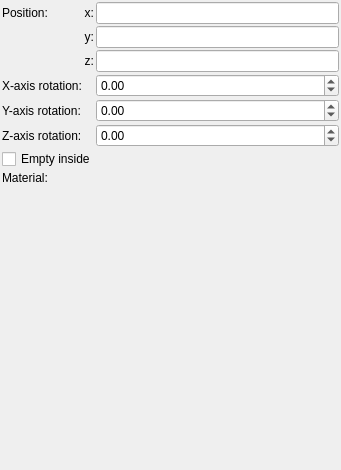
Old version of the form mandelbulber2/formula/ui/primitive_plane.ui in the repository buddhi1980/mandelbulber2.
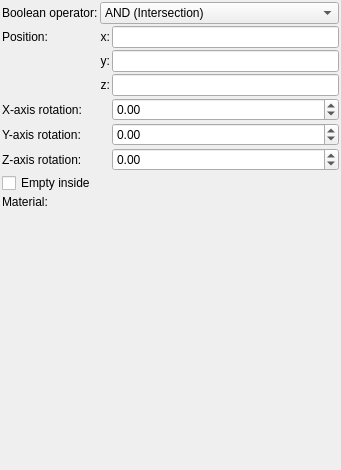
New version of the form. Custom widgets are drawn as their Qt base class.

Commit message: Added boolean operators for primitive objects TODO: OpenCL code for operators

What changed in the file:
```diff
--- a/mandelbulber2/formula/ui/primitive_plane.ui
+++ b/mandelbulber2/formula/ui/primitive_plane.ui
@@ -34,17 +34,31 @@
      <property name="spacing">
       <number>2</number>
      </property>
-     <item row="7" column="1" colspan="2">
-      <widget class="cMaterialSelector" name="materialselector_material_id" native="true">
-       <property name="sizePolicy">
-        <sizepolicy hsizetype="Preferred" vsizetype="Minimum">
-         <horstretch>0</horstretch>
-         <verstretch>0</verstretch>
-        </sizepolicy>
+     <item row="8" column="0">
+      <widget class="QLabel" name="label_20">
+       <property name="text">
+        <string>Material:</string>
+       </property>
+      </widget>
+     </item>
+     <item row="4" column="0">
+      <widget class="QLabel" name="label_8">
+       <property name="text">
+        <string>X-axis rotation:</string>
        </property>
       </widget>
      </item>
      <item row="2" column="1">
+      <widget class="QLabel" name="label_12">
+       <property name="text">
+        <string>y:</string>
+       </property>
+       <property name="alignment">
+        <set>Qt::AlignRight|Qt::AlignTrailing|Qt::AlignVCenter</set>
+       </property>
+      </widget>
+     </item>
+     <item row="3" column="1">
       <widget class="QLabel" name="label_13">
        <property name="text">
         <string>z:</string>
@@ -54,65 +68,7 @@
        </property>
       </widget>
      </item>
-     <item row="0" column="2">
-      <widget class="MyLineEdit" name="vect3_position_x">
-       <property name="sizePolicy">
-        <sizepolicy hsizetype="Expanding" vsizetype="Maximum">
-         <horstretch>0</horstretch>
-         <verstretch>0</verstretch>
-        </sizepolicy>
-       </property>
-      </widget>
-     </item>
-     <item row="0" column="1">
-      <widget class="QLabel" name="label_11">
-       <property name="text">
-        <string>x:</string>
-       </property>
-       <property name="alignment">
-        <set>Qt::AlignRight|Qt::AlignTrailing|Qt::AlignVCenter</set>
-       </property>
-      </widget>
-     </item>
-     <item row="1" column="2">
-      <widget class="MyLineEdit" name="vect3_position_y">
-       <property name="sizePolicy">
-        <sizepolicy hsizetype="Expanding" vsizetype="Maximum">
-         <horstretch>0</horstretch>
-         <verstretch>0</verstretch>
-        </sizepolicy>
-       </property>
-      </widget>
-     </item>
-     <item row="4" column="2">
-      <widget class="MyDoubleSpinBox" name="spinboxd3_rotation_y">
-       <property name="sizePolicy">
-        <sizepolicy hsizetype="Minimum" vsizetype="Maximum">
-         <horstretch>0</horstretch>
-         <verstretch>0</verstretch>
-        </sizepolicy>
-       </property>
-       <property name="prefix">
-        <string/>
-       </property>
-       <property name="suffix">
-        <string/>
-       </property>
-       <property name="decimals">
-        <number>2</number>
-       </property>
-       <property name="minimum">
-        <double>-36000.000000000000000</double>
-       </property>
-       <property name="maximum">
-        <double>36000.000000000000000</double>
-       </property>
-       <property name="singleStep">
-        <double>0.100000000000000</double>
-       </property>
-      </widget>
-     </item>
-     <item row="2" column="2">
+     <item row="3" column="2">
       <widget class="MyLineEdit" name="vect3_position_z">
        <property name="sizePolicy">
         <sizepolicy hsizetype="Expanding" vsizetype="Maximum">
@@ -123,6 +79,79 @@
       </widget>
      </item>
      <item row="5" column="2">
+      <widget class="MyDoubleSpinBox" name="spinboxd3_rotation_y">
+       <property name="sizePolicy">
+        <sizepolicy hsizetype="Minimum" vsizetype="Maximum">
+         <horstretch>0</horstretch>
+         <verstretch>0</verstretch>
+        </sizepolicy>
+       </property>
+       <property name="prefix">
+        <string/>
+       </property>
+       <property name="suffix">
+        <string/>
+       </property>
+       <property name="decimals">
+        <number>2</number>
+       </property>
+       <property name="minimum">
+        <double>-36000.000000000000000</double>
+       </property>
+       <property name="maximum">
+        <double>36000.000000000000000</double>
+       </property>
+       <property name="singleStep">
+        <double>0.100000000000000</double>
+       </property>
+      </widget>
+     </item>
+     <item row="4" column="2">
+      <widget class="MyDoubleSpinBox" name="spinboxd3_rotation_x">
+       <property name="sizePolicy">
+        <sizepolicy hsizetype="Minimum" vsizetype="Maximum">
+         <horstretch>0</horstretch>
+         <verstretch>0</verstretch>
+        </sizepolicy>
+       </property>
+       <property name="prefix">
+        <string/>
+       </property>
+       <property name="suffix">
+        <string/>
+       </property>
+       <property name="decimals">
+        <number>2</number>
+       </property>
+       <property name="minimum">
+        <double>-36000.000000000000000</double>
+       </property>
+       <property name="maximum">
+        <double>36000.000000000000000</double>
+       </property>
+       <property name="singleStep">
+        <double>0.100000000000000</double>
+       </property>
+      </widget>
+     </item>
+     <item row="6" column="0">
+      <widget class="QLabel" name="label_15">
+       <property name="text">
+        <string>Z-axis rotation:</string>
+       </property>
+      </widget>
+     </item>
+     <item row="2" column="2">
+      <widget class="MyLineEdit" name="vect3_position_y">
+       <property name="sizePolicy">
+        <sizepolicy hsizetype="Expanding" vsizetype="Maximum">
+         <horstretch>0</horstretch>
+         <verstretch>0</verstretch>
+        </sizepolicy>
+       </property>
+      </widget>
+     </item>
+     <item row="6" column="2">
       <widget class="MyDoubleSpinBox" name="spinboxd3_rotation_z">
        <property name="sizePolicy">
         <sizepolicy hsizetype="Minimum" vsizetype="Maximum">
@@ -150,84 +179,98 @@
        </property>
       </widget>
      </item>
-     <item row="0" column="0">
+     <item row="1" column="2">
+      <widget class="MyLineEdit" name="vect3_position_x">
+       <property name="sizePolicy">
+        <sizepolicy hsizetype="Expanding" vsizetype="Maximum">
+         <horstretch>0</horstretch>
+         <verstretch>0</verstretch>
+        </sizepolicy>
+       </property>
+      </widget>
+     </item>
+     <item row="8" column="1" colspan="2">
+      <widget class="cMaterialSelector" name="materialselector_material_id" native="true">
+       <property name="sizePolicy">
+        <sizepolicy hsizetype="Preferred" vsizetype="Minimum">
+         <horstretch>0</horstretch>
+         <verstretch>0</verstretch>
+        </sizepolicy>
+       </property>
+      </widget>
+     </item>
+     <item row="1" column="0">
       <widget class="QLabel" name="label_10">
        <property name="text">
         <string>Position:</string>
        </property>
       </widget>
      </item>
-     <item row="5" column="0">
-      <widget class="QLabel" name="label_15">
+     <item row="7" column="0" colspan="3">
+      <widget class="MyCheckBox" name="checkBox_empty">
        <property name="text">
-        <string>Z-axis rotation:</string>
+        <string>Empty inside</string>
        </property>
       </widget>
      </item>
      <item row="1" column="1">
-      <widget class="QLabel" name="label_12">
+      <widget class="QLabel" name="label_11">
        <property name="text">
-        <string>y:</string>
+        <string>x:</string>
        </property>
        <property name="alignment">
         <set>Qt::AlignRight|Qt::AlignTrailing|Qt::AlignVCenter</set>
        </property>
       </widget>
      </item>
-     <item row="3" column="0">
-      <widget class="QLabel" name="label_8">
-       <property name="text">
-        <string>X-axis rotation:</string>
-       </property>
-      </widget>
-     </item>
-     <item row="3" column="2">
-      <widget class="MyDoubleSpinBox" name="spinboxd3_rotation_x">
-       <property name="sizePolicy">
-        <sizepolicy hsizetype="Minimum" vsizetype="Maximum">
-         <horstretch>0</horstretch>
-         <verstretch>0</verstretch>
-        </sizepolicy>
-       </property>
-       <property name="prefix">
-        <string/>
-       </property>
-       <property name="suffix">
-        <string/>
-       </property>
-       <property name="decimals">
-        <number>2</number>
-       </property>
-       <property name="minimum">
-        <double>-36000.000000000000000</double>
-       </property>
-       <property name="maximum">
-        <double>36000.000000000000000</double>
-       </property>
-       <property name="singleStep">
-        <double>0.100000000000000</double>
-       </property>
-      </widget>
-     </item>
-     <item row="7" column="0">
-      <widget class="QLabel" name="label_20">
-       <property name="text">
-        <string>Material:</string>
-       </property>
-      </widget>
-     </item>
-     <item row="4" column="0">
+     <item row="5" column="0">
       <widget class="QLabel" name="label_9">
        <property name="text">
         <string>Y-axis rotation:</string>
        </property>
       </widget>
      </item>
-     <item row="6" column="0" colspan="3">
-      <widget class="MyCheckBox" name="checkBox_empty">
+     <item row="0" column="0">
+      <widget class="QLabel" name="label_21">
        <property name="text">
-        <string>Empty inside</string>
+        <string>Boolean operator:</string>
        </property>
+       <property name="wordWrap">
+        <bool>true</bool>
+       </property>
+      </widget>
+     </item>
+     <item row="0" column="1" colspan="2">
+      <widget class="MyComboBox" name="comboBox_boolean_operator">
+       <property name="sizePolicy">
+        <sizepolicy hsizetype="Preferred" vsizetype="Preferred">
+         <horstretch>0</horstretch>
+         <verstretch>0</verstretch>
+        </sizepolicy>
+       </property>
+       <property name="toolTip">
+        <string>&lt;html&gt;&lt;head/&gt;&lt;body&gt;&lt;p&gt;Distance estimation is a method which calculates approximate distance to fractal surface from any point in space.&lt;/p&gt;&lt;p&gt;- Automatic mode uses distance estimation method defined for selected fractal&lt;/p&gt;&lt;p&gt;- Force &amp;quot;Delta DE&amp;quot; method uses  Delta DE algorithm which is slower but works also with untypical fractal configurations&lt;br/&gt;&lt;/p&gt;&lt;/body&gt;&lt;/html&gt;</string>
+       </property>
+       <item>
+        <property name="text">
+         <string>AND (Intersection)</string>
+        </property>
+       </item>
+       <item>
+        <property name="text">
+         <string>OR (Union)</string>
+        </property>
+       </item>
+       <item>
+        <property name="text">
+         <string>SUB (Complement)</string>
+        </property>
+       </item>
+       <item>
+        <property name="text">
+         <string>rev SUB (B-A)</string>
+        </property>
+       </item>
       </widget>
      </item>
     </layout>
@@ -248,16 +291,21 @@
   </layout>
  </widget>
  <customwidgets>
-  <customwidget>
-   <class>MyLineEdit</class>
-   <extends>QLineEdit</extends>
-   <header>my_line_edit.h</header>
-  </customwidget>
   <customwidget>
    <class>MyDoubleSpinBox</class>
    <extends>QDoubleSpinBox</extends>
    <header>my_double_spin_box.h</header>
   </customwidget>
+  <customwidget>
+   <class>MyCheckBox</class>
+   <extends>QCheckBox</extends>
+   <header>my_check_box.h</header>
+  </customwidget>
+  <customwidget>
+   <class>MyLineEdit</class>
+   <extends>QLineEdit</extends>
+   <header>my_line_edit.h</header>
+  </customwidget>
   <customwidget>
    <class>cMaterialSelector</class>
    <extends>QWidget</extends>
@@ -265,9 +313,9 @@
    <container>1</container>
   </customwidget>
   <customwidget>
-   <class>MyCheckBox</class>
-   <extends>QCheckBox</extends>
-   <header>my_check_box.h</header>
+   <class>MyComboBox</class>
+   <extends>QComboBox</extends>
+   <header>my_combo_box.h</header>
   </customwidget>
  </customwidgets>
  <tabstops>
```
The commit also changes 12 other files.
